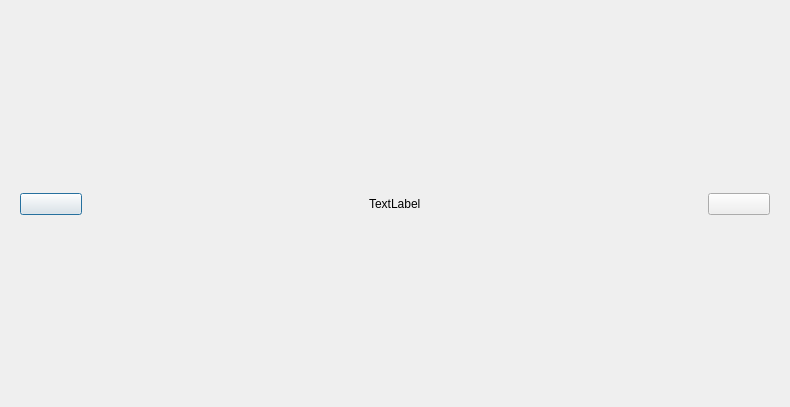
Above: picshow.ui from xuehuakai/Qt_Album before the change. Below: the same form after it.
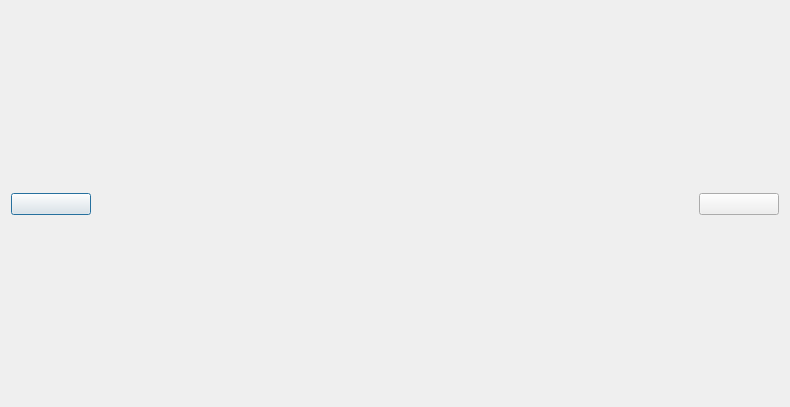
That is the form after the change. Custom widgets are drawn as their Qt base class.

Commit message: 按钮动画

Diff of the .ui file:
```diff
--- a/picshow.ui
+++ b/picshow.ui
@@ -83,6 +83,18 @@
         </size>
        </property>
        <layout class="QVBoxLayout" name="verticalLayout_2">
+        <property name="leftMargin">
+         <number>0</number>
+        </property>
+        <property name="topMargin">
+         <number>0</number>
+        </property>
+        <property name="rightMargin">
+         <number>0</number>
+        </property>
+        <property name="bottomMargin">
+         <number>0</number>
+        </property>
         <item>
          <widget class="QPushButton" name="previousBtn">
           <property name="text">
@@ -108,6 +120,18 @@
         </size>
        </property>
        <layout class="QVBoxLayout" name="verticalLayout">
+        <property name="leftMargin">
+         <number>0</number>
+        </property>
+        <property name="topMargin">
+         <number>0</number>
+        </property>
+        <property name="rightMargin">
+         <number>0</number>
+        </property>
+        <property name="bottomMargin">
+         <number>0</number>
+        </property>
         <item>
          <widget class="QPushButton" name="nextBtn">
           <property name="text">
@@ -121,7 +145,7 @@
      <item row="1" column="2">
       <widget class="QLabel" name="label">
        <property name="text">
-        <string>TextLabel</string>
+        <string/>
        </property>
       </widget>
      </item>
@@ -129,6 +153,13 @@
    </item>
   </layout>
  </widget>
+ <customwidgets>
+  <customwidget>
+   <class>PicButton</class>
+   <extends>QPushButton</extends>
+   <header>picbutton.h</header>
+  </customwidget>
+ </customwidgets>
  <resources/>
  <connections/>
 </ui>
```
Left out of the diff: 4 changed lines with no effect on the pictures. The commit also changes 6 other files.
